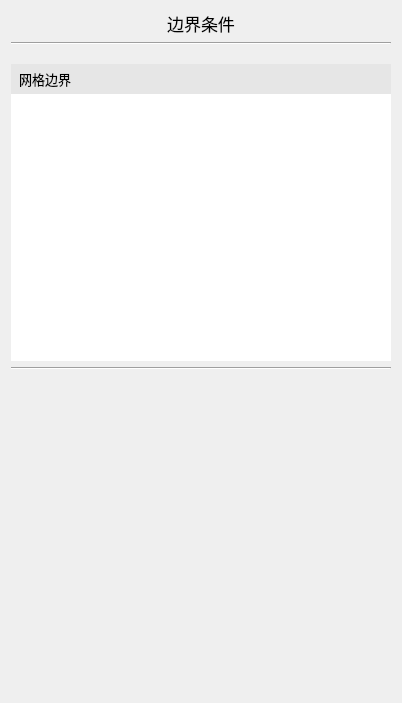
First picture: the form in src/FormBoundaryConditions.ui, repository Aiopr-bits/MAVES, before the edit.
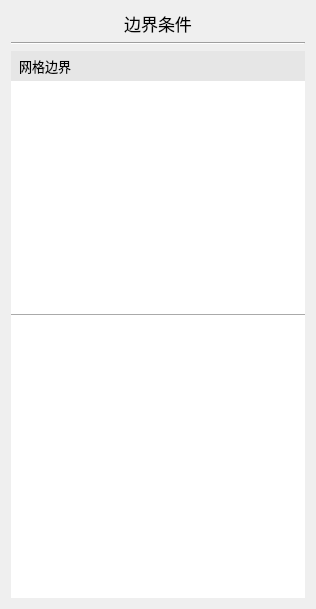
Second picture: the form after the edit.

Commit message: feat:实现边界条件界面的listWidget的UI设计

Diff of the .ui file:
```diff
--- a/src/FormBoundaryConditions.ui
+++ b/src/FormBoundaryConditions.ui
@@ -6,16 +6,16 @@
    <rect>
     <x>0</x>
     <y>0</y>
-    <width>402</width>
-    <height>703</height>
+    <width>316</width>
+    <height>609</height>
    </rect>
   </property>
   <property name="windowTitle">
    <string>FormBoundaryConditions</string>
   </property>
-  <layout class="QGridLayout" name="gridLayout">
+  <layout class="QGridLayout" name="gridLayout_2">
    <item row="0" column="0">
-    <layout class="QVBoxLayout" name="verticalLayout_2">
+    <layout class="QVBoxLayout" name="verticalLayout_3">
      <item>
       <widget class="QLabel" name="label">
        <property name="font">
@@ -39,21 +39,110 @@
       </widget>
      </item>
      <item>
-      <spacer name="verticalSpacer">
-       <property name="orientation">
-        <enum>Qt::Vertical</enum>
+      <widget class="QScrollArea" name="scrollArea">
+       <property name="styleSheet">
+        <string notr="true">QScrollArea {
+	border: none;
+}
+
+QWidget {
+ 	background-color: white;
+}
+
+QScrollBar:vertical, QScrollBar:horizontal {
+    width: 0px;
+    height: 0px;
+}
+
+QScrollBar:vertical {
+    border: none;
+    background: #f0f0f0; /* 滚动条背景色 */
+    width: 8px; /* 滚动条宽度 */
+    margin: 0px 0px 0px 0px; /* 滚动条与内容的间距 */
+    opacity: 0; /* 默认隐藏滚动条 */
+}
+
+QScrollBar:vertical:hover {
+    opacity: 1; /* 鼠标悬浮时显示滚动条 */
+}
+
+QScrollBar::handle:vertical {
+    background: #c0c0c0; /* 滚动条滑块颜色 */
+    border-radius: 4px; /* 滑块圆角 */
+    min-height: 20px; /* 滑块最小高度 */
+}
+
+QScrollBar::handle:vertical:hover {
+    background: #a0a0a0; /* 滑块悬停时的颜色 */
+}
+
+QScrollBar::add-line:vertical, QScrollBar::sub-line:vertical {
+    background: none; /* 去掉上下箭头 */
+    height: 0px;
+}
+
+QScrollBar::add-page:vertical, QScrollBar::sub-page:vertical {
+    background: none; /* 去掉滚动条空白区域的背景 */
+}
+
+QScrollBar:horizontal {
+    border: none;
+    background: #f0f0f0; /* 滚动条背景色 */
+    height: 8px; /* 滚动条高度 */
+    margin: 0px 0px 0px 0px; /* 滚动条与内容的间距 */
+    opacity: 0; /* 默认隐藏滚动条 */
+}
+
+QScrollBar:horizontal:hover {
+    opacity: 1; /* 鼠标悬浮时显示滚动条 */
+}
+
+QScrollBar::handle:horizontal {
+    background: #c0c0c0; /* 滚动条滑块颜色 */
+    border-radius: 4px; /* 滑块圆角 */
+    min-width: 20px; /* 滑块最小宽度 */
+}
+
+QScrollBar::handle:horizontal:hover {
+    background: #a0a0a0; /* 滑块悬停时的颜色 */
+}
+
+QScrollBar::add-line:horizontal, QScrollBar::sub-line:horizontal {
+    background: none; /* 去掉左右箭头 */
+    width: 0px;
+}
+
+QScrollBar::add-page:horizontal, QScrollBar::sub-page:horizontal {
+    background: none; /* 去掉滚动条空白区域的背景 */
+}</string>
        </property>
-       <property name="sizeType">
-        <enum>QSizePolicy::Fixed</enum>
+       <property name="widgetResizable">
+        <bool>true</bool>
        </property>
-       <property name="sizeHint" stdset="0">
-        <size>
-         <width>20</width>
-         <height>13</height>
-        </size>
-       </property>
-      </spacer>
-     </item>
+       <widget class="QWidget" name="scrollAreaWidgetContents">
+        <property name="geometry">
+         <rect>
+          <x>0</x>
+          <y>0</y>
+          <width>296</width>
+          <height>557</height>
+         </rect>
+        </property>
+        <layout class="QGridLayout" name="gridLayout">
+         <property name="leftMargin">
+          <number>0</number>
+         </property>
+         <property name="topMargin">
+          <number>0</number>
+         </property>
+         <property name="rightMargin">
+          <number>0</number>
+         </property>
+         <property name="bottomMargin">
+          <number>0</number>
+         </property>
+         <item row="0" column="0">
+          <layout class="QVBoxLayout" name="verticalLayout_2">
      <item>
       <layout class="QVBoxLayout" name="verticalLayout">
        <property name="spacing">
@@ -96,75 +185,77 @@
         </widget>
        </item>
        <item>
-        <widget class="QListView" name="listView">
-         <property name="focusPolicy">
-          <enum>Qt::NoFocus</enum>
-         </property>
+              <widget class="QListWidget" name="listWidget">
          <property name="styleSheet">
-          <string notr="true">QListView::item {
-    padding: 11px;
+                <string notr="true">QListWidget::item {
+    padding: 0px;
+    min-height: 30px; /* 设置最小高度 */
+    max-height: 30px; /* 设置最大高度 */
+    color: #000000; /* 默认文字颜色 */
 }
 
-QListView {
+QListWidget:focus {
+    outline: none;
+}
+
+QListWidget {
     border: none;
 }
 
-QListView::item {
+QListWidget::item {
     background: #FFFFFF;
 }
 
-QListView::item:hover {
+QListWidget::item:hover {
     background: #F7F7F7;
 }
 
-QListView::item:selected {
+QListWidget::item:selected {
     background: #EEEEEE;
+    color: #000000; /* 选中时文字颜色为黑色 */
 }
 
-QListView QScrollBar:vertical {
+QListWidget QScrollBar:vertical {
     border: 1px solid #dcdcdc;
     background: white;
     width: 12px;
     margin: 0px 0px 0px 0px;
 }
 
-QListView QScrollBar::handle:vertical {
+QListWidget QScrollBar::handle:vertical {
     background: #bfbfbf;
     min-height: 20px;
     border-radius: 5px;
 }
 
-QListView QScrollBar::add-line:vertical {
+QListWidget QScrollBar::add-line:vertical {
     background: white;
     height: 0px;
     subcontrol-position: bottom;
     subcontrol-origin: margin;
 }
 
-QListView QScrollBar::sub-line:vertical {
+QListWidget QScrollBar::sub-line:vertical {
     background: white;
     height: 0px;
     subcontrol-position: top;
     subcontrol-origin: margin;
 }
 
-QListView QScrollBar::up-arrow:vertical,
-QListView QScrollBar::down-arrow:vertical {
+QListWidget QScrollBar::up-arrow:vertical,
+QListWidget QScrollBar::down-arrow:vertical {
     border: none;
     width: 0px;
     height: 0px;
     background: none;
 }
 
-QListView QScrollBar::add-page:vertical,
-QListView QScrollBar::sub-page:vertical {
+QListWidget QScrollBar::add-page:vertical,
+QListWidget QScrollBar::sub-page:vertical {
     background: none;
-}
-</string>
-         </property>
-        </widget>
-       </item>
-      </layout>
+}</string>
+               </property>
+              </widget>
      </item>
      <item>
       <widget class="Line" name="line_2">
@@ -173,6 +264,8 @@
        </property>
       </widget>
      </item>
+            </layout>
+           </item>
      <item>
       <spacer name="verticalSpacer_2">
        <property name="orientation">
@@ -184,7 +277,7 @@
        <property name="sizeHint" stdset="0">
         <size>
          <width>20</width>
-         <height>20</height>
+               <height>10</height>
         </size>
        </property>
       </spacer>
@@ -193,17 +286,23 @@
       <widget class="QWidget" name="widget" native="true"/>
      </item>
      <item>
-      <spacer name="verticalSpacer_3">
+            <spacer name="verticalSpacer">
        <property name="orientation">
         <enum>Qt::Vertical</enum>
        </property>
        <property name="sizeHint" stdset="0">
         <size>
          <width>20</width>
-         <height>13</height>
+               <height>40</height>
         </size>
        </property>
       </spacer>
+           </item>
+          </layout>
+         </item>
+        </layout>
+       </widget>
+      </widget>
      </item>
     </layout>
    </item>
```
Lines whose indentation alone changed are shown as unchanged. The commit also changes 6 other files.
